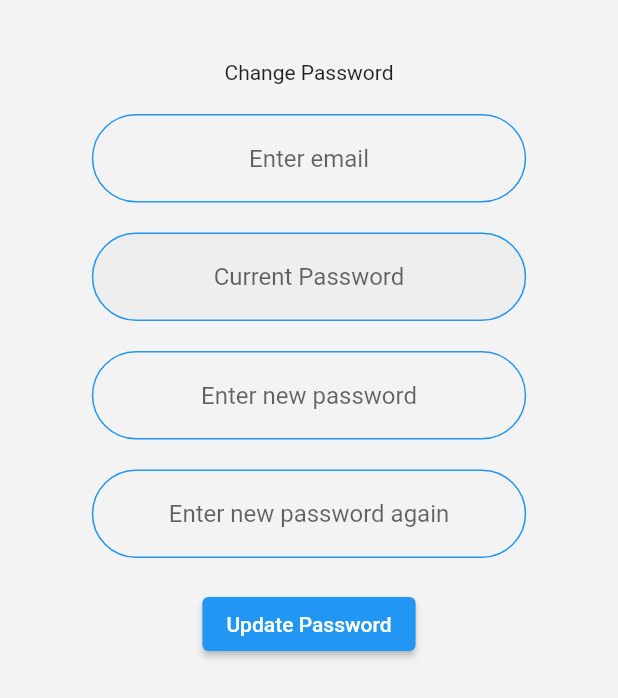
After one commit to ExchangeitTeam/Exchangeit, a Flutter app: the PassChange screen opened by its route, on a phone screen of 412 x 824 dp. The commit adds this screen. Shown: the top 698 px of the screen. Run offline on Flutter 3.47's test engine with Material 2 defaults, Android fonts, the phone set to English and light mode, and no system bars; our stand-ins replace email_validator, image_picker, like_button, shared_preferences, simple_gradient_text; missing offline and left inert: sign_button; accounts and stored records are empty.

Commit message:
add password change page

```diff
--- a/lib/main.dart
+++ b/lib/main.dart
@@ -1,3 +1,4 @@
+import 'package:exchangeit/routes/ChangePassword.dart';
 import 'package:exchangeit/routes/LoggedIn.dart';
 import 'package:exchangeit/routes/LoginPage.dart';
 import 'package:exchangeit/routes/OpeningPage.dart';
@@ -32,6 +33,7 @@ class _MyAppState extends State<MyApp> {
         '/Login': (context) => LoginScreen(),
         '/LoggedIn': (context) => LoggedIn(),
         'Settings': (context) => Settings(),
+        'PassChange': (context) => PassChange(),
       },
     );
   }
--- /dev/null
+++ b/lib/routes/ChangePassword.dart
@@ -0,0 +1,210 @@
+import 'package:email_validator/email_validator.dart';
+import 'package:flutter/material.dart';
+
+class PassChange extends StatefulWidget {
+  PassChange({Key? key}) : super(key: key);
+
+  @override
+  State<PassChange> createState() => _PassChangeState();
+}
+
+String current_pass = '';
+String email = '';
+String new_pass = '';
+
+class _PassChangeState extends State<PassChange> {
+  final passkey = GlobalKey<FormState>();
+
+  @override
+  Widget build(BuildContext context) {
+    Size sizeapp = MediaQuery.of(context).size;
+    return Scaffold(
+      resizeToAvoidBottomInset: false,
+      body: Container(
+        decoration: BoxDecoration(color: Color(0xF3F3F3F3)),
+        child: Container(
+          margin: EdgeInsets.all(10),
+          padding: EdgeInsets.all(20),
+          child: Container(
+            margin: EdgeInsets.fromLTRB(0, 0, 0, 50),
+            child: ListView(
+              children: [
+                Column(
+                  children: [
+                    SizedBox(height: 10),
+                    Row(
+                      mainAxisAlignment: MainAxisAlignment.center,
+                      children: [
+                        Text("Change Password"),
+                      ],
+                    ),
+                    SizedBox(height: 10),
+                    Form(
+                      key: passkey,
+                      child: Column(
+                        children: [
+                          Container(
+                            padding: EdgeInsets.symmetric(
+                                horizontal: 20, vertical: 10),
+                            width: sizeapp.width * 0.8,
+                            child: TextFormField(
+                              textAlign: TextAlign.center,
+                              decoration: InputDecoration(
+                                hintText: "Enter email",
+                                fillColor: Colors.grey[200],
+                                enabledBorder: OutlineInputBorder(
+                                    borderSide: BorderSide(color: Colors.blue),
+                                    borderRadius:
+                                        BorderRadius.all(Radius.circular(30))),
+                                focusedBorder: OutlineInputBorder(
+                                    borderSide: BorderSide(color: Colors.red),
+                                    borderRadius:
+                                        BorderRadius.all(Radius.circular(30))),
+                                border: OutlineInputBorder(
+                                    borderSide: BorderSide(color: Colors.red),
+                                    borderRadius:
+                                        BorderRadius.all(Radius.circular(30))),
+                              ),
+                              validator: (String? value) {
+                                if (value == null || value.isEmpty) {
+                                  return 'Please enter some text';
+                                } else if (!EmailValidator.validate(value)) {
+                                  return 'Please enter a valid email address';
+                                } else {
+                                  email = value;
+                                }
+                                return null;
+                              },
+                            ),
+                          ),
+                          Center(
+                            child: Container(
+                              padding: EdgeInsets.symmetric(
+                                  horizontal: 20, vertical: 10),
+                              width: sizeapp.width * 0.8,
+                              child: TextFormField(
+                                textAlign: TextAlign.center,
+                                keyboardType: TextInputType.text,
+                                obscureText: false,
+                                enableSuggestions: true,
+                                autocorrect: false,
+                                decoration: InputDecoration(
+                                  fillColor: Colors.grey[200],
+                                  filled: true,
+                                  hintText: "Current Password",
+                                  enabledBorder: OutlineInputBorder(
+                                      borderSide:
+                                          BorderSide(color: Colors.blue),
+                                      borderRadius: BorderRadius.all(
+                                          Radius.circular(30))),
+                                  focusedBorder: OutlineInputBorder(
+                                      borderSide: BorderSide(color: Colors.red),
+                                      borderRadius: BorderRadius.all(
+                                          Radius.circular(30))),
+                                  border: OutlineInputBorder(
+                                      borderSide: BorderSide(color: Colors.red),
+                                      borderRadius: BorderRadius.all(
+                                          Radius.circular(30))),
+                                ),
+                                validator: (value) {
+                                  if (value != null) {
+                                    if (value.isEmpty) {
+                                      return 'Cannot leave Current password empty';
+                                    } else if (value.length < 4) {
+                                      return 'password too short';
+                                    } else {
+                                      current_pass = value;
+                                    }
+                                  }
+                                },
+                                onSaved: (value) {},
+                              ),
+                            ),
+                          ),
+                          Container(
+                            padding: EdgeInsets.symmetric(
+                                horizontal: 20, vertical: 10),
+                            width: sizeapp.width * 0.8,
+                            child: TextFormField(
+                              textAlign: TextAlign.center,
+                              decoration: InputDecoration(
+                                hintText: "Enter new password",
+                                fillColor: Colors.grey[200],
+                                enabledBorder: OutlineInputBorder(
+                                    borderSide: BorderSide(color: Colors.blue),
+                                    borderRadius:
+                                        BorderRadius.all(Radius.circular(30))),
+                                focusedBorder: OutlineInputBorder(
+                                    borderSide: BorderSide(color: Colors.red),
+                                    borderRadius:
+                                        BorderRadius.all(Radius.circular(30))),
+                                border: OutlineInputBorder(
+                                    borderSide: BorderSide(color: Colors.red),
+                                    borderRadius:
+                                        BorderRadius.all(Radius.circular(30))),
+                              ),
+                              validator: (String? value) {
+                                if (value == null || value.isEmpty) {
+                                  return 'Please enter some text';
+                                } else if (value.length < 4) {
+                                  return 'Password too short';
+                                } else {
+                                  new_pass = value;
+                                }
+                                return null;
+                              },
+                            ),
+                          ),
+                          Container(
+                            padding: EdgeInsets.symmetric(
+                                horizontal: 20, vertical: 10),
+                            width: sizeapp.width * 0.8,
+                            child: TextFormField(
+                              textAlign: TextAlign.center,
+                              decoration: InputDecoration(
+                                hintText: "Enter new password again",
+                                fillColor: Colors.grey[200],
+                                enabledBorder: OutlineInputBorder(
+                                    borderSide: BorderSide(color: Colors.blue),
+                                    borderRadius:
+                                        BorderRadius.all(Radius.circular(30))),
+                                focusedBorder: OutlineInputBorder(
+                                    borderSide: BorderSide(color: Colors.red),
+                                    borderRadius:
+                                        BorderRadius.all(Radius.circular(30))),
+                                border: OutlineInputBorder(
+                                    borderSide: BorderSide(color: Colors.red),
+                                    borderRadius:
+                                        BorderRadius.all(Radius.circular(30))),
+                              ),
+                              validator: (String? value) {
+                                if (value == null || value.isEmpty) {
+                                  return 'Please enter some text';
+                                } else if (value != new_pass) {
+                                  return "Passwords don't match";
+                                }
+                              },
+                            ),
+                          ),
+                          SizedBox(
+                            height: 10,
+                          ),
+                          ElevatedButton(
+                            onPressed: () {},
+                            child: Text(
+                              "Update Password",
+                            ),
+                          ),
+                        ],
+                      ),
+                    )
+                  ],
+                )
+              ],
+            ),
+          ),
+        ),
+      ),
+    );
+  }
+}
```
